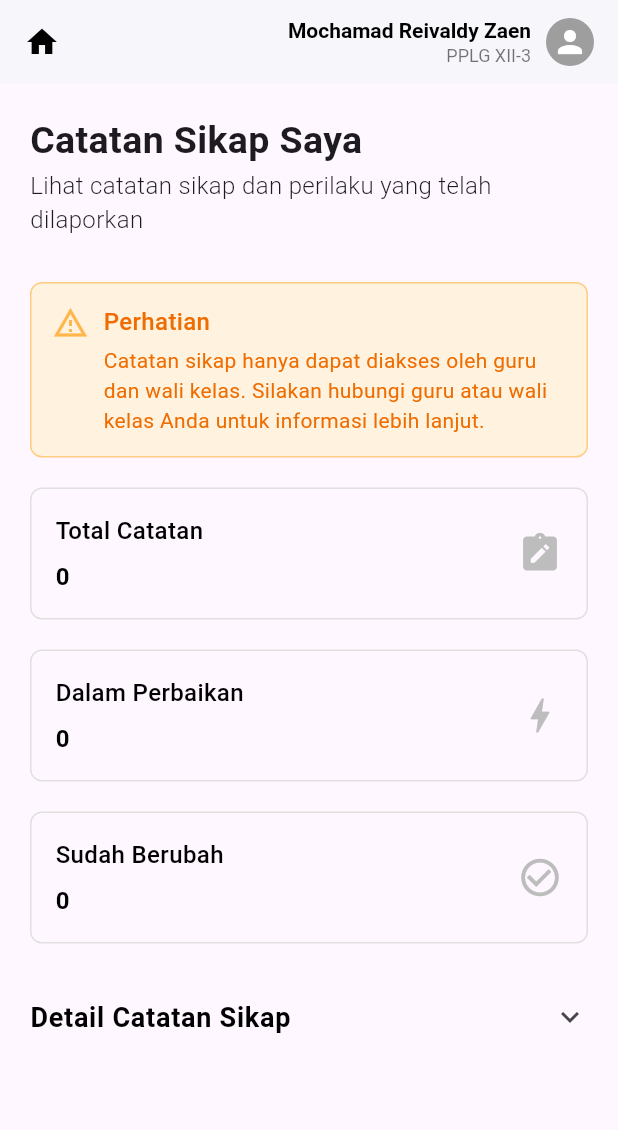
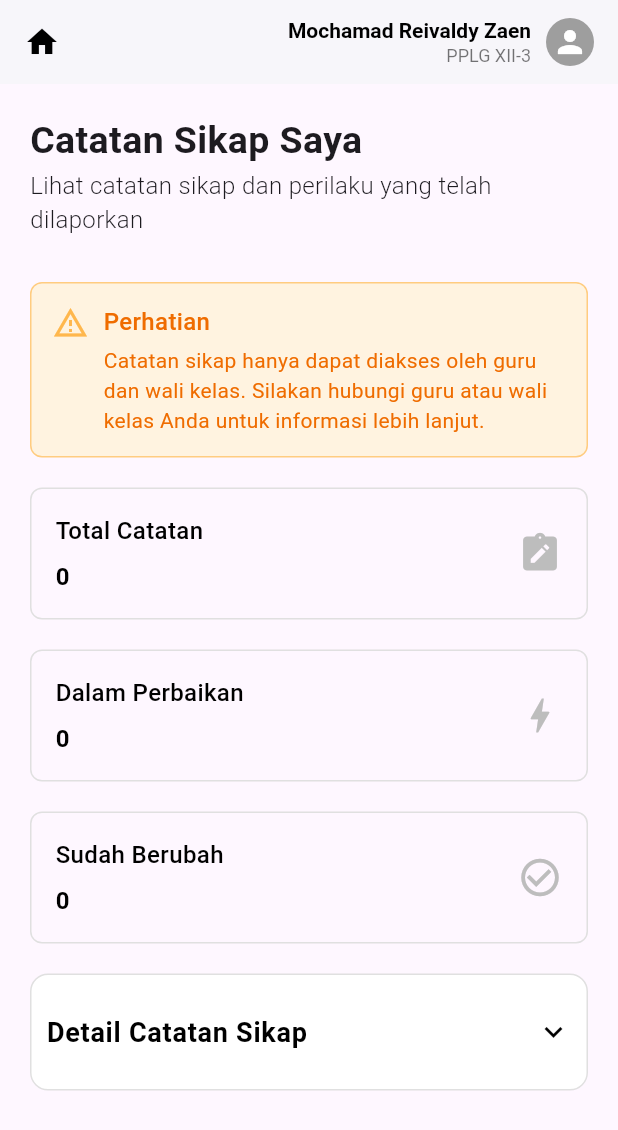
Before and after one commit to annasyasa/Jurnalku-mobile, a Flutter app: the CatatanSikapPage screen opened directly, on a phone screen of 412 x 824 dp. Shown: the top 1130 px of the screen. Run offline on Flutter 3.47's test engine with Material 3 defaults, Android fonts, the phone set to English and light mode, and no system bars; our stand-ins replace google_fonts.

Commit message:
fix : expansion tile catatan sikap

```diff
--- a/lib/catatan_sikap.dart
+++ b/lib/catatan_sikap.dart
@@ -1,8 +1,31 @@
 import 'package:flutter/material.dart';
 
 class CatatanSikapPage extends StatelessWidget {
-  const CatatanSikapPage({super.key});
+  CatatanSikapPage({super.key});
 
+  final List<Map<String, dynamic>> dummyCatatan = [
+    {
+      "judul": "Kedisiplinan",
+      "deskripsi": "Sering terlambat masuk kelas",
+      "status": "Dalam Perbaikan",
+      "tgl_lapor": "12 Jan 2025",
+      "tgl_update": "15 Jan 2025",
+    },
+    {
+      "judul": "Kerjasama",
+      "deskripsi": "Tidak mau kerja kelompok",
+      "status": "Sudah Berubah",
+      "tgl_lapor": "5 Jan 2025",
+      "tgl_update": "11 Jan 2025",
+    },
+    {
+      "judul": "Sopan Santun",
+      "deskripsi": "Kurang menghargai teman saat berbicara",
+      "status": "Dalam Perbaikan",
+      "tgl_lapor": "3 Jan 2025",
+      "tgl_update": "7 Jan 2025",
+    },
+  ];
   @override
   Widget build(BuildContext context) {
     return Scaffold(
@@ -214,10 +237,23 @@ class CatatanSikapPage extends StatelessWidget {
               ),
             ),
             SizedBox(height: 20),
-            ExpansionTile(
-              initiallyExpanded: false,
-              tilePadding: EdgeInsets.zero,
+            Container(
+              decoration: BoxDecoration(
+                color: Colors.white,
+                borderRadius: BorderRadius.circular(12),
+                border: Border.all(color: Colors.grey.shade300),
+              ),
+              child: ExpansionTile(
+                tilePadding: EdgeInsets.all(10),
                 childrenPadding: EdgeInsets.zero,
+                iconColor: Colors.black,
+                collapsedIconColor: Colors.black,
+                shape: RoundedRectangleBorder(
+                  borderRadius: BorderRadius.circular(12),
+                ),
+                collapsedShape: RoundedRectangleBorder(
+                  borderRadius: BorderRadius.circular(12),
+                ),
                 title: Text(
                   "Detail Catatan Sikap",
                   style: TextStyle(
@@ -230,167 +266,42 @@ class CatatanSikapPage extends StatelessWidget {
                 children: [
                   SizedBox(height: 10),
 
-                // Jika data kosong
-                Center(
-                  child: Column(
-                    children: [
-                      Container(
-                        padding: EdgeInsets.all(10),
-                        decoration: BoxDecoration(
-                          shape: BoxShape.circle,
-                          border: Border.all(
-                            color: Colors.grey.shade400,
-                            width: 2,
-                          ),
-                        ),
-                        child: Icon(
-                          Icons.check,
-                          color: Colors.grey.shade500,
-                          size: 28,
-                        ),
-                      ),
-                      SizedBox(height: 14),
-                      Text(
-                        "Tidak ada catatan",
-                        style: TextStyle(
-                          fontSize: 16,
-                          fontWeight: FontWeight.w600,
-                          color: Color(0xFF4A4A4A),
-                        ),
-                      ),
-                      SizedBox(height: 6),
-                      Text(
-                        "Belum ada catatan sikap yang dilaporkan",
-                        style: TextStyle(fontSize: 13, color: Colors.grey),
-                      ),
-                    ],
-                  ),
-                ),
-
-                SizedBox(height: 20),
-
-                // ==========================
-                // CARD 1 (tanpa widget tambahan)
-                // ==========================
-                Container(
+                  ...dummyCatatan.map(
+                    (item) => Container(
                       margin: EdgeInsets.only(bottom: 16),
                       padding: EdgeInsets.all(16),
                       decoration: BoxDecoration(
                         borderRadius: BorderRadius.circular(12),
                         border: Border.all(color: Colors.grey.shade300),
-                    color: Colors.white,
                       ),
                       child: Column(
                         crossAxisAlignment: CrossAxisAlignment.start,
                         children: [
                           Text(
-                        "Kedisiplinan",
+                            item["judul"],
                             style: TextStyle(
                               fontSize: 15,
                               fontWeight: FontWeight.bold,
-                          color: Colors.black87,
                             ),
                           ),
-
                           SizedBox(height: 8),
-
-                      Text(
-                        "Sering terlambat masuk kelas",
-                        style: TextStyle(fontSize: 14),
-                      ),
-
+                          Text(item["deskripsi"]),
                           SizedBox(height: 12),
-
                           Row(
                             mainAxisAlignment: MainAxisAlignment.spaceBetween,
                             children: [
-                          Text(
-                            "Status: Dalam Perbaikan",
-                            style: TextStyle(
-                              fontSize: 13,
-                              color: Colors.grey[700],
+                              Text("Status: ${item["status"]}"),
+                            ],
+                          ),
+                          SizedBox(height: 6),
+                          Text("Dilaporkan: ${item["tgl_lapor"]}"),
+                          Text("Update Terakhir: ${item["tgl_update"]}"),
+                        ],
                       ),
                     ),
-                          Icon(Icons.more_horiz, color: Colors.grey[600]),
-                        ],
-                      ),
-
-                      SizedBox(height: 6),
-
-                      Text(
-                        "Dilaporkan: 12 Jan 2025",
-                        style: TextStyle(fontSize: 12, color: Colors.grey[600]),
-                      ),
-                      Text(
-                        "Update Terakhir: 15 Jan 2025",
-                        style: TextStyle(fontSize: 12, color: Colors.grey[600]),
                   ),
                 ],
               ),
-                ),
-
-                // ==========================
-                // CARD 2
-                // ==========================
-                Container(
-                  margin: EdgeInsets.only(bottom: 16),
-                  padding: EdgeInsets.all(16),
-                  decoration: BoxDecoration(
-                    borderRadius: BorderRadius.circular(12),
-                    border: Border.all(color: Colors.grey.shade300),
-                    color: Colors.white,
-                  ),
-                  child: Column(
-                    crossAxisAlignment: CrossAxisAlignment.start,
-                    children: [
-                      Text(
-                        "Kerjasama",
-                        style: TextStyle(
-                          fontSize: 15,
-                          fontWeight: FontWeight.bold,
-                          color: Colors.black87,
-                        ),
-                      ),
-
-                      SizedBox(height: 8),
-
-                      Text(
-                        "Tidak mau kerja kelompok",
-                        style: TextStyle(fontSize: 14),
-                      ),
-
-                      SizedBox(height: 12),
-
-                      Row(
-                        mainAxisAlignment: MainAxisAlignment.spaceBetween,
-                        children: [
-                          Text(
-                            "Status: Sudah Berubah",
-                            style: TextStyle(
-                              fontSize: 13,
-                              color: Colors.grey[700],
-                            ),
-                          ),
-                          Icon(Icons.more_horiz, color: Colors.grey[600]),
-                        ],
-                      ),
-
-                      SizedBox(height: 6),
-
-                      Text(
-                        "Dilaporkan: 5 Jan 2025",
-                        style: TextStyle(fontSize: 12, color: Colors.grey[600]),
-                      ),
-                      Text(
-                        "Update Terakhir: 11 Jan 2025",
-                        style: TextStyle(fontSize: 12, color: Colors.grey[600]),
-                      ),
-                    ],
-                  ),
-                ),
-
-                SizedBox(height: 10),
-              ],
             ),
           ],
         ),
--- a/lib/home.dart
+++ b/lib/home.dart
@@ -52,7 +52,7 @@ class Home extends StatelessWidget {
             _buildMenu(context, Icons.settings, "Setting", const SettingsPage()),
             _buildMenu(context, Icons.account_box, "Permintaan Saksi", const PermintaanSaksi()),
             _buildMenu(context, Icons.bar_chart, "Progress", const ProgressBelajar()),
-            _buildMenu(context, Icons.note_alt, "Catatan Sikap", const CatatanSikapPage()),
+            _buildMenu(context, Icons.note_alt, "Catatan Sikap", CatatanSikapPage()),
             _buildMenu(context, Icons.search, "Search", const DirektoriSiswaPage()),
             _buildMenu(context, Icons.library_books, "Jurnal Pembiasaan", const JurnalPembiasaanPage()),
             const Divider(),
```
Lines whose indentation alone changed are shown as unchanged.
